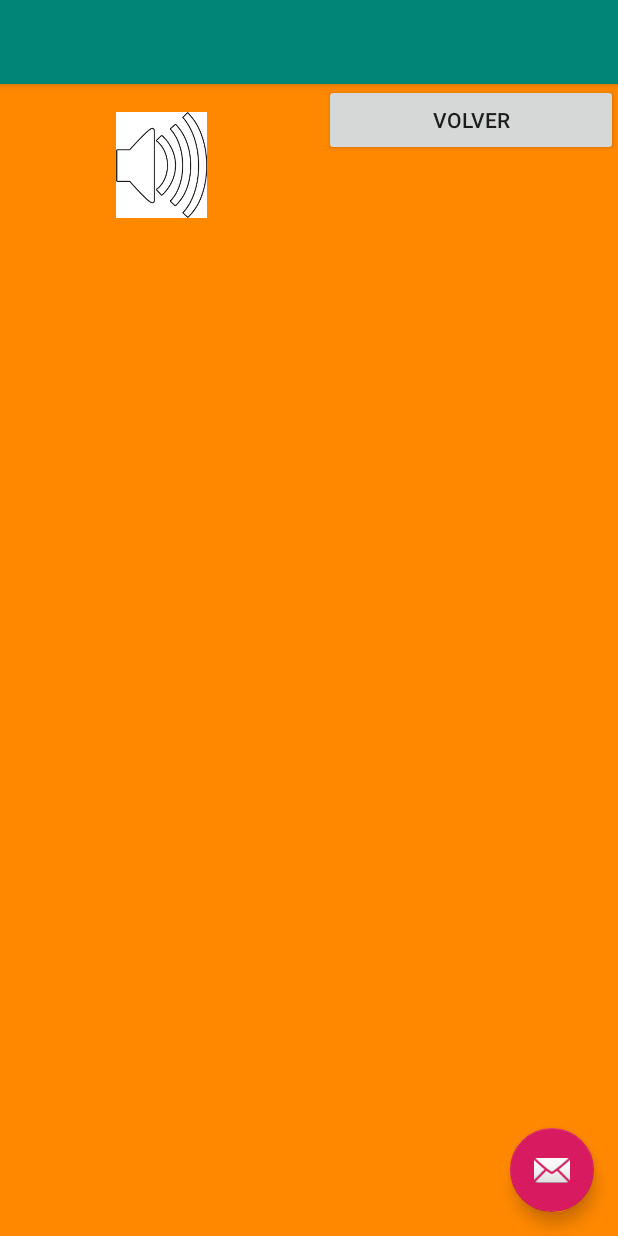
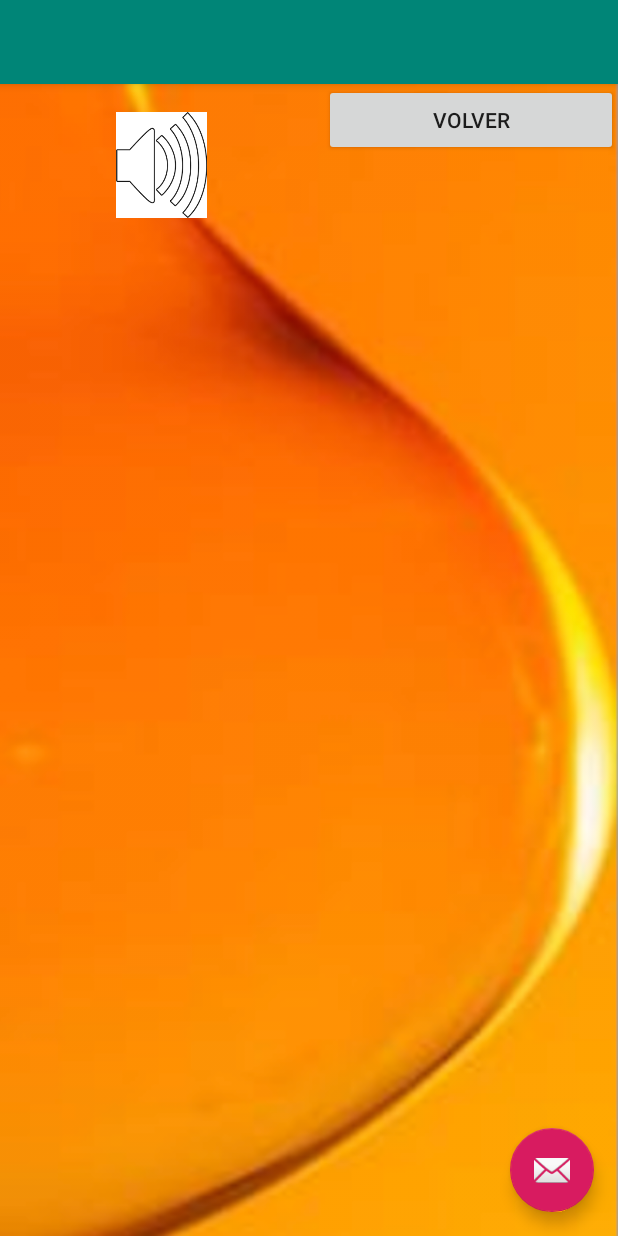
Before and after one commit to scryd1ke/dcstress, an Android app: the screen it shows after launch (Musica_Activity), after a tap on an icon or button, on a phone screen of 412 x 824 dp. Run offline under Robolectric (Android 15) with nearby library versions, the phone set to English and light mode, and no system bars; our stand-ins replace Firebase (no records; nobody signed in at launch, a user with empty details on screens opened directly).

Commit message:
SI - cambio fondo

```diff
--- a/app/src/main/res/layout/activity_ejercicios.xml
+++ b/app/src/main/res/layout/activity_ejercicios.xml
@@ -4,7 +4,7 @@
     xmlns:tools="http://schemas.android.com/tools"
     android:layout_width="match_parent"
     android:layout_height="match_parent"
-    android:background="@android:color/holo_orange_dark"
+    android:background="@drawable/fondo"
     android:orientation="vertical"
     tools:context=".Ejercicios">
 
--- a/app/src/main/res/layout/activity_main.xml
+++ b/app/src/main/res/layout/activity_main.xml
@@ -4,7 +4,7 @@
     xmlns:tools="http://schemas.android.com/tools"
     android:layout_width="fill_parent"
     android:layout_height="fill_parent"
-    android:background="@android:color/holo_orange_dark"
+    android:background="@drawable/fondo"
     tools:context=".MainActivity">
 
 
--- a/app/src/main/res/layout/activity_meditacion.xml
+++ b/app/src/main/res/layout/activity_meditacion.xml
@@ -4,7 +4,7 @@
     xmlns:tools="http://schemas.android.com/tools"
     android:layout_width="match_parent"
     android:layout_height="match_parent"
-    android:background="@android:color/holo_orange_dark"
+    android:background="@drawable/fondo"
     tools:context=".Meditacion">
 
     <ImageView
--- a/app/src/main/res/layout/content_musica_.xml
+++ b/app/src/main/res/layout/content_musica_.xml
@@ -6,7 +6,7 @@
     android:layout_height="match_parent"
     app:layout_behavior="@string/appbar_scrolling_view_behavior"
     tools:context=".Musica_Activity"
-    android:background="@android:color/holo_orange_dark"
+    android:background="@drawable/fondo"
     tools:showIn="@layout/activity_musica_">
 
     <ImageView
```
Also changed, not shown: app/src/main/res/drawable/fondo.png (added).
